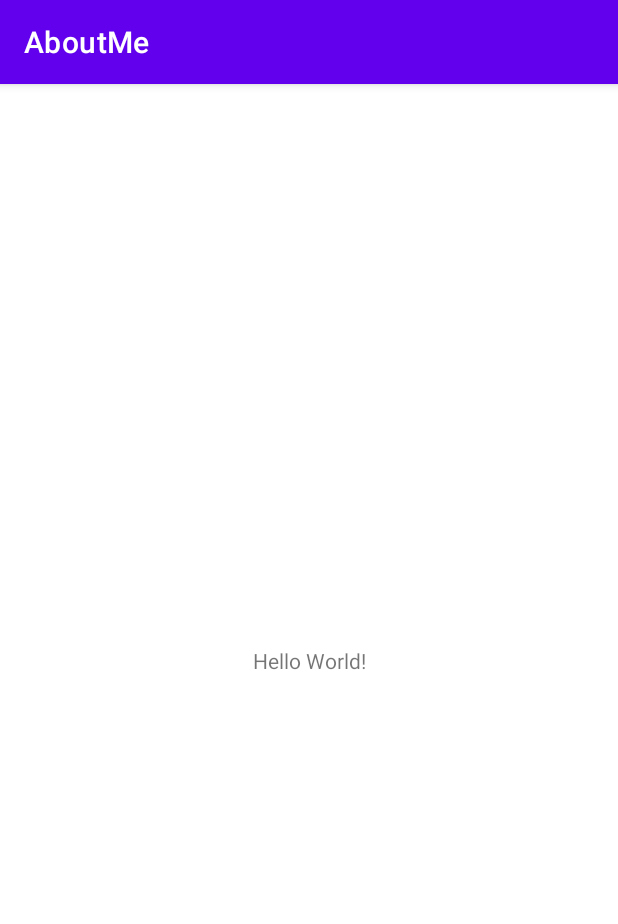
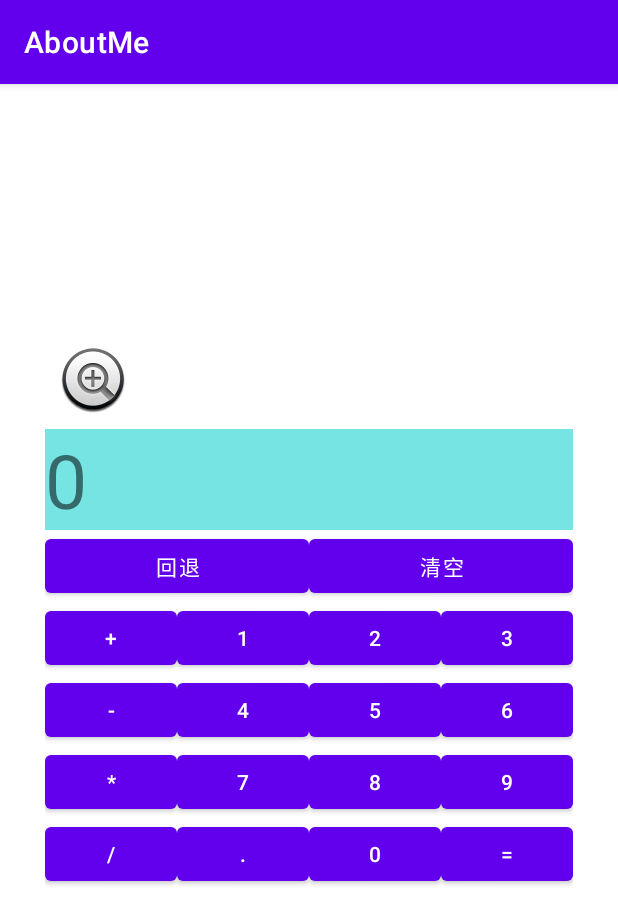
Before and after one commit to mengting-android-learning/AboutMe, an Android app: the screen it shows after launch (MainActivity), on a phone screen of 412 x 824 dp. Shown: the top 924 px of the screen. Run offline under Robolectric (Android 15) with nearby library versions, the phone set to English and light mode, and no system bars.

Commit message:
[feat]: add different layouts

```diff
--- a/app/src/main/res/layout/activity_main.xml
+++ b/app/src/main/res/layout/activity_main.xml
@@ -1,18 +1,77 @@
 <?xml version="1.0" encoding="utf-8"?>
-<androidx.constraintlayout.widget.ConstraintLayout xmlns:android="http://schemas.android.com/apk/res/android"
+<RelativeLayout xmlns:android="http://schemas.android.com/apk/res/android"
     xmlns:app="http://schemas.android.com/apk/res-auto"
     xmlns:tools="http://schemas.android.com/tools"
     android:layout_width="match_parent"
     android:layout_height="match_parent"
     tools:context=".MainActivity">
 
-    <TextView
+    <GridLayout
+        android:id="@+id/gridLayout1"
         android:layout_width="wrap_content"
+        android:columnCount="4"
+        android:orientation="horizontal"
+        android:rowCount="6"
         android:layout_height="wrap_content"
-        android:text="Hello World!"
-        app:layout_constraintBottom_toBottomOf="parent"
-        app:layout_constraintEnd_toEndOf="parent"
-        app:layout_constraintStart_toStartOf="parent"
-        app:layout_constraintTop_toTopOf="parent" />
+        android:layout_centerInParent="true">
 
-</androidx.constraintlayout.widget.ConstraintLayout>
+        <TextView
+            android:layout_columnSpan="4"
+            android:layout_gravity="fill"
+            android:background="#8800CCCC"
+            android:text="0"
+            android:textSize="50sp" />
+
+        <Button
+            android:layout_columnSpan="2"
+            android:layout_gravity="fill"
+            android:text="回退" />
+
+        <Button
+            android:layout_columnSpan="2"
+            android:layout_gravity="fill"
+            android:text="清空" />
+
+        <Button android:text="+" />
+
+        <Button android:text="1" />
+
+        <Button android:text="2" />
+
+        <Button android:text="3" />
+
+        <Button android:text="-" />
+
+        <Button android:text="4" />
+
+        <Button android:text="5" />
+
+        <Button android:text="6" />
+
+        <Button android:text="*" />
+
+        <Button android:text="7" />
+
+        <Button android:text="8" />
+
+        <Button android:text="9" />
+
+        <Button android:text="/" />
+
+        <Button
+            android:layout_width="wrap_content"
+            android:text="." />
+
+        <Button android:text="0" />
+
+        <Button android:text="=" />
+
+    </GridLayout>
+
+    <include
+        android:layout_height="wrap_content"
+        layout="@layout/title_image"
+        android:layout_width="wrap_content"
+        android:layout_above="@+id/gridLayout1"
+        android:layout_alignLeft="@+id/gridLayout1" />
+</RelativeLayout>
--- /dev/null
+++ b/app/src/main/res/layout/title_image.xml
@@ -0,0 +1,13 @@
+<?xml version="1.0" encoding="utf-8"?>
+<FrameLayout xmlns:android="http://schemas.android.com/apk/res/android"
+    xmlns:app="http://schemas.android.com/apk/res-auto"
+    android:layout_width="match_parent"
+    android:layout_height="match_parent">
+
+    <ImageView
+        android:layout_width="wrap_content"
+        android:layout_height="wrap_content"
+        app:srcCompat="@android:drawable/btn_plus"
+        android:padding="10dp"/>
+
+</FrameLayout>
```
